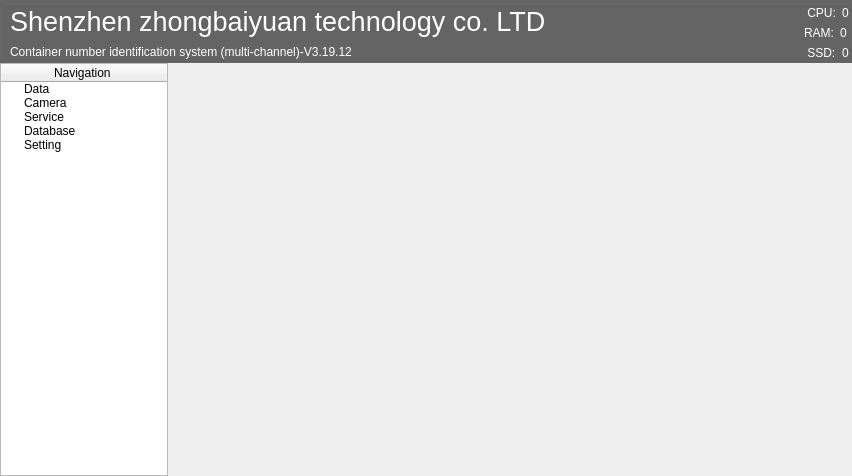
Before: the Qt Designer form MainUI/mainwidget.ui in 519984307/Container_20191221, drawn with Qt 5.
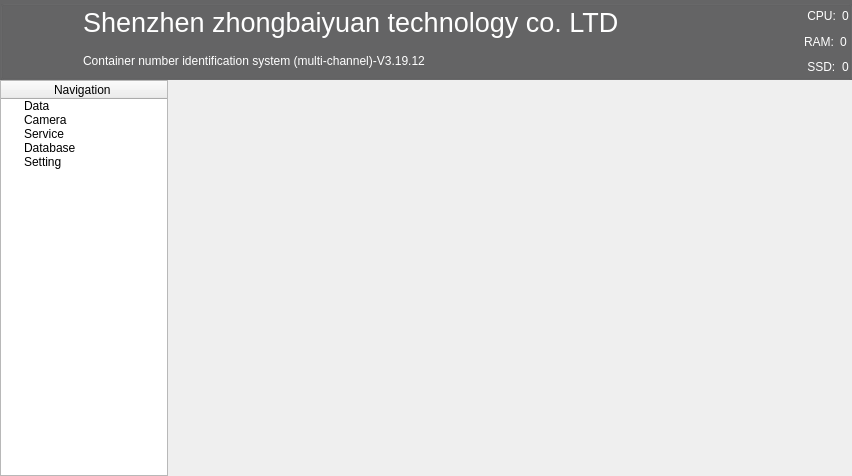
After: the same form once the commit is applied. Icons and pictures are not drawn.

```diff
--- a/MainUI/mainwidget.ui
+++ b/MainUI/mainwidget.ui
@@ -13,7 +13,7 @@
   <property name="windowTitle">
    <string>MainWidget</string>
   </property>
-  <layout class="QGridLayout" name="gridLayout_2">
+  <layout class="QGridLayout" name="gridLayout_4">
    <property name="leftMargin">
     <number>0</number>
    </property>
@@ -29,7 +29,7 @@
    <property name="spacing">
     <number>0</number>
    </property>
-   <item row="0" column="0">
+   <item row="0" column="0" colspan="2">
     <widget class="QGroupBox" name="groupBox">
      <property name="sizePolicy">
       <sizepolicy hsizetype="Preferred" vsizetype="Fixed">
@@ -493,8 +493,8 @@
        <widget class="QLabel" name="label_2">
         <property name="minimumSize">
          <size>
-          <width>0</width>
-          <height>0</height>
+          <width>80</width>
+          <height>80</height>
          </size>
         </property>
         <property name="maximumSize">
@@ -614,7 +614,7 @@
      </layout>
     </widget>
    </item>
-   <item row="1" column="0">
+   <item row="1" column="0" rowspan="2">
     <widget class="QTreeWidget" name="treeWidget">
      <property name="maximumSize">
       <size>
@@ -657,6 +657,38 @@
      </item>
     </widget>
    </item>
+   <item row="1" column="1">
+    <spacer name="verticalSpacer">
+     <property name="orientation">
+      <enum>Qt::Vertical</enum>
+     </property>
+     <property name="sizeHint" stdset="0">
+      <size>
+       <width>20</width>
+       <height>391</height>
+      </size>
+     </property>
+    </spacer>
+   </item>
+   <item row="2" column="1">
+    <layout class="QGridLayout" name="gridLayout_2">
+     <property name="leftMargin">
+      <number>0</number>
+     </property>
+     <property name="topMargin">
+      <number>0</number>
+     </property>
+     <property name="rightMargin">
+      <number>0</number>
+     </property>
+     <property name="bottomMargin">
+      <number>0</number>
+     </property>
+     <property name="spacing">
+      <number>0</number>
+     </property>
+    </layout>
+   </item>
   </layout>
  </widget>
  <layoutdefault spacing="6" margin="11"/>
```
Left out of the diff: 116 changed lines with no effect on the pictures.
